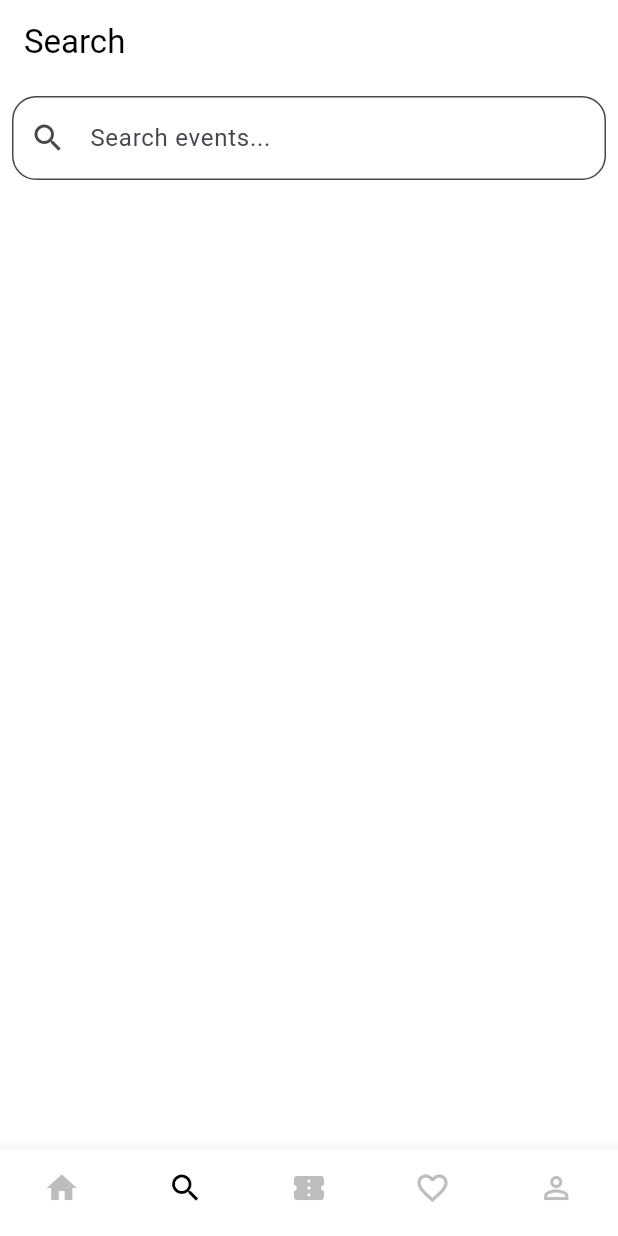
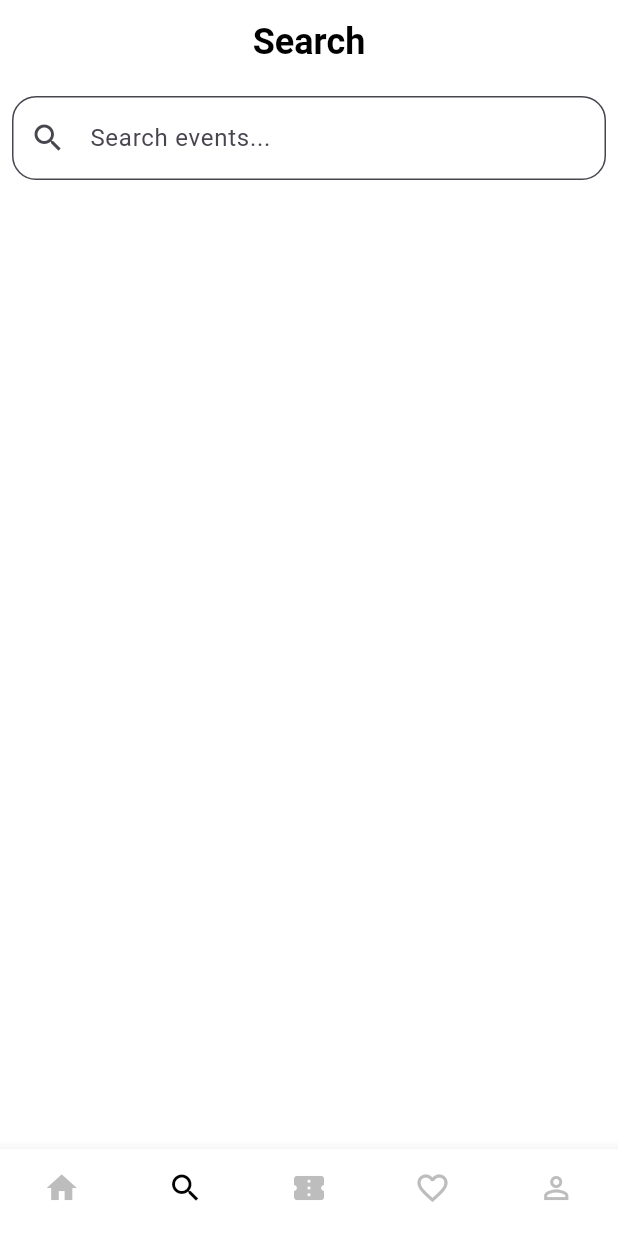
Before and after one commit to KaymacIX/Eventflow, a Flutter app: the screen it shows after launch, item 2 of the bottom bar chosen, on a phone screen of 412 x 824 dp. Run offline on Flutter 3.47's test engine with Material 3 defaults, Android fonts, the phone set to English and light mode, and no system bars.

Commit message:
Tweaks
- appbar

```diff
--- a/eventflow/lib/screens/home.dart
+++ b/eventflow/lib/screens/home.dart
@@ -39,7 +39,7 @@ class _HomeState extends State<Home> {
     _getPopularEvents();
     _getEvents();
     return Scaffold(
-      appBar: Appbar(),
+      appBar: Appbar(title: 'Home'),
       backgroundColor: Colors.white,
       body: ListView(
         children: [
--- a/eventflow/lib/screens/search_page.dart
+++ b/eventflow/lib/screens/search_page.dart
@@ -1,4 +1,5 @@
 import 'package:flutter/material.dart';
+import 'package:eventflow/widgets/app_bar.dart';
 
 class SearchPage extends StatefulWidget {
   const SearchPage({super.key});
@@ -12,12 +13,7 @@ class _SearchPageState extends State<SearchPage> {
   Widget build(BuildContext context) {
     return Scaffold(
       backgroundColor: Colors.white,
-      appBar: AppBar(
-        title: Text('Search'),
-        backgroundColor: Colors.white,
-        foregroundColor: Colors.black,
-        elevation: 0,
-      ),
+      appBar: Appbar(title: 'Search'),
       body: Column(
         children: [
           Padding(
--- a/eventflow/lib/widgets/app_bar.dart
+++ b/eventflow/lib/widgets/app_bar.dart
@@ -1,25 +1,26 @@
 import 'package:flutter/material.dart';
 
-class Appbar extends StatelessWidget implements PreferredSizeWidget{
-  const Appbar({Key? key}) : super(key: key);
+class Appbar extends StatelessWidget implements PreferredSizeWidget {
+  final String title;
+  const Appbar({Key? key, required this.title}) : super(key: key);
 
   @override
   Widget build(BuildContext context) {
     return AppBar(
       title: Text(
-        'Home',
+        title,
         style: TextStyle(
           color: Colors.black,
           fontSize: 24,
           fontWeight: FontWeight.bold,
-        ),),
-    backgroundColor: Colors.white,
-    elevation: 0.0,
-    centerTitle: true,
+        ),
+      ),
+      backgroundColor: Colors.white,
+      elevation: 0.0,
+      centerTitle: true,
     );
   }
 
   @override
   Size get preferredSize => const Size.fromHeight(kToolbarHeight);
-
 }
```
